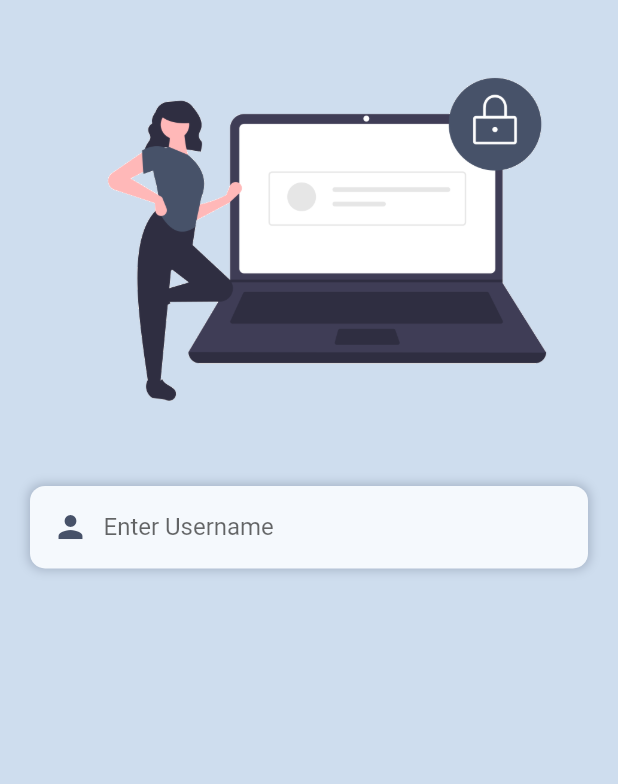
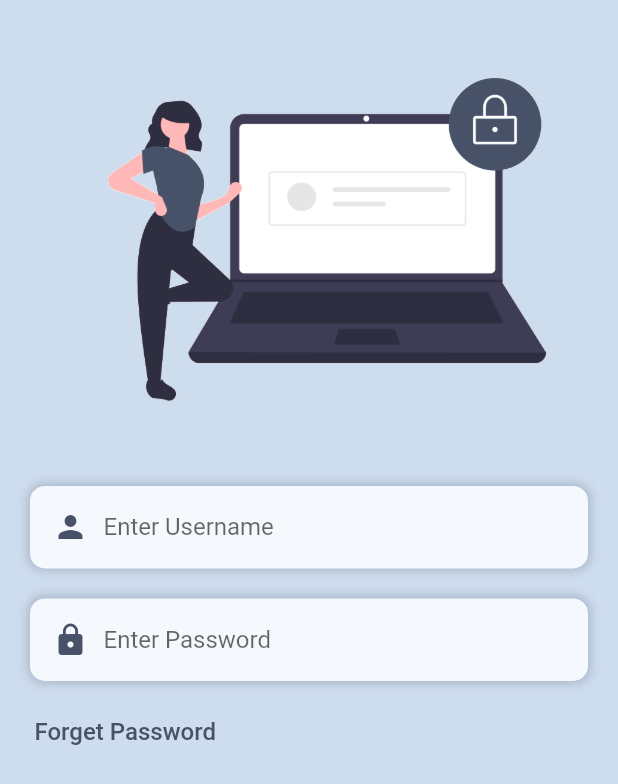
Before and after one commit to chinthanipiumi2001/nike_shoe_app, a Flutter app: the screen it shows after launch, on a phone screen of 412 x 824 dp. Shown: the top 784 px of the screen. Run offline on Flutter 3.47's test engine with Material 2 defaults, Android fonts, the phone set to English and light mode, and no system bars.

Commit message:
update login page

```diff
--- a/lib/pages/Login Page.dart
+++ b/lib/pages/Login Page.dart
@@ -47,6 +47,61 @@ class LoginPage extends StatelessWidget{
                   ],
                 ),
               ),
+              SizedBox(height: 20),
+              Container(
+                margin: EdgeInsets.symmetric(horizontal: 20),
+                padding: EdgeInsets.symmetric(horizontal: 15),
+                height: 55,
+                decoration: BoxDecoration(
+                  color: Color(0xFFF5F9FD),
+                  borderRadius: BorderRadius.circular(10),
+                  boxShadow: [
+                    BoxShadow(
+                      color: Color(0xFF475269).withOpacity(0.3),
+                      blurRadius: 5,
+                      spreadRadius: 1,
+                    ),
+                  ],
+                ),
+                child: Row(
+                  children: [
+                    Icon(
+                      Icons.lock,
+                      color: Color(0xFF475269),
+                    ),
+                    SizedBox(width: 10),
+                    Container(
+                      //margin: EdgeInsets.,
+                      width: 250,
+                      child: TextFormField(
+                        decoration: InputDecoration(
+                          border: InputBorder.none,
+                          hintText: "Enter Password",
+                        ),
+                      ),
+                    ),
+                  ],
+                ),
+              ),
+              SizedBox(height:10),
+              Container(
+                margin: EdgeInsets.only(left: 15),
+                alignment: Alignment.centerLeft,
+                child: TextButton(
+                  onPressed: (){},
+                  child: Text(
+                    "Forget Password",
+                    style: TextStyle(
+                      color: Color(0xFF475269),
+                      fontSize: 16,
+                      fontWeight: FontWeight.w500,
+                    ),
+                  ),
+                ),
+              ),
+              Container(
+
+              ),
             ],
           ),
         ),
```
